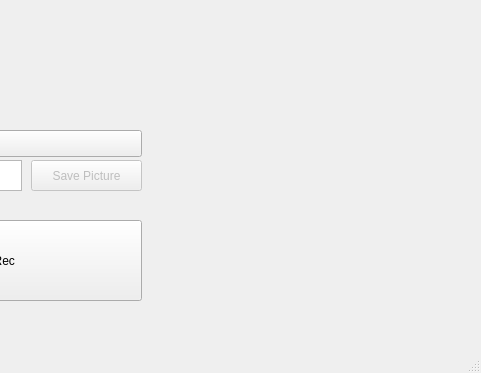
This is mainwindow.ui in frank71726/uvc_v4l2_http_ffmpeg_QtVersion as Qt 5 draws it before an edit; both pictures show x 179 to 660 and y 387 to 760 of the 660 by 760 pixel window. The edited form follows.
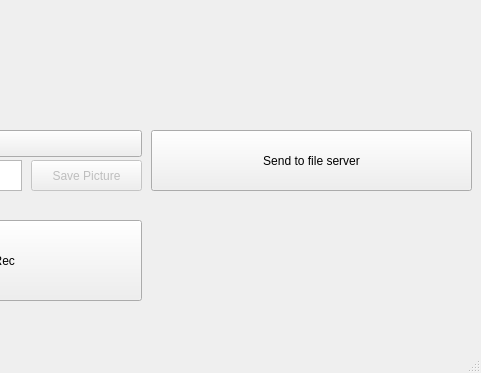
This is the edited form.

Commit message: frank:including v4l2(open usb camera), ffmpeg(take picture, recording),       file server(send picture,avi to file server)

Patch:
```diff
--- a/mainwindow.ui
+++ b/mainwindow.ui
@@ -117,6 +117,19 @@
      <string/>
     </property>
    </widget>
+   <widget class="QPushButton" name="pushButton">
+    <property name="geometry">
+     <rect>
+      <x>330</x>
+      <y>500</y>
+      <width>321</width>
+      <height>61</height>
+     </rect>
+    </property>
+    <property name="text">
+     <string>Send to file server</string>
+    </property>
+   </widget>
   </widget>
   <widget class="QMenuBar" name="menuBar">
    <property name="geometry">
```
The commit also changes 25 other files.
